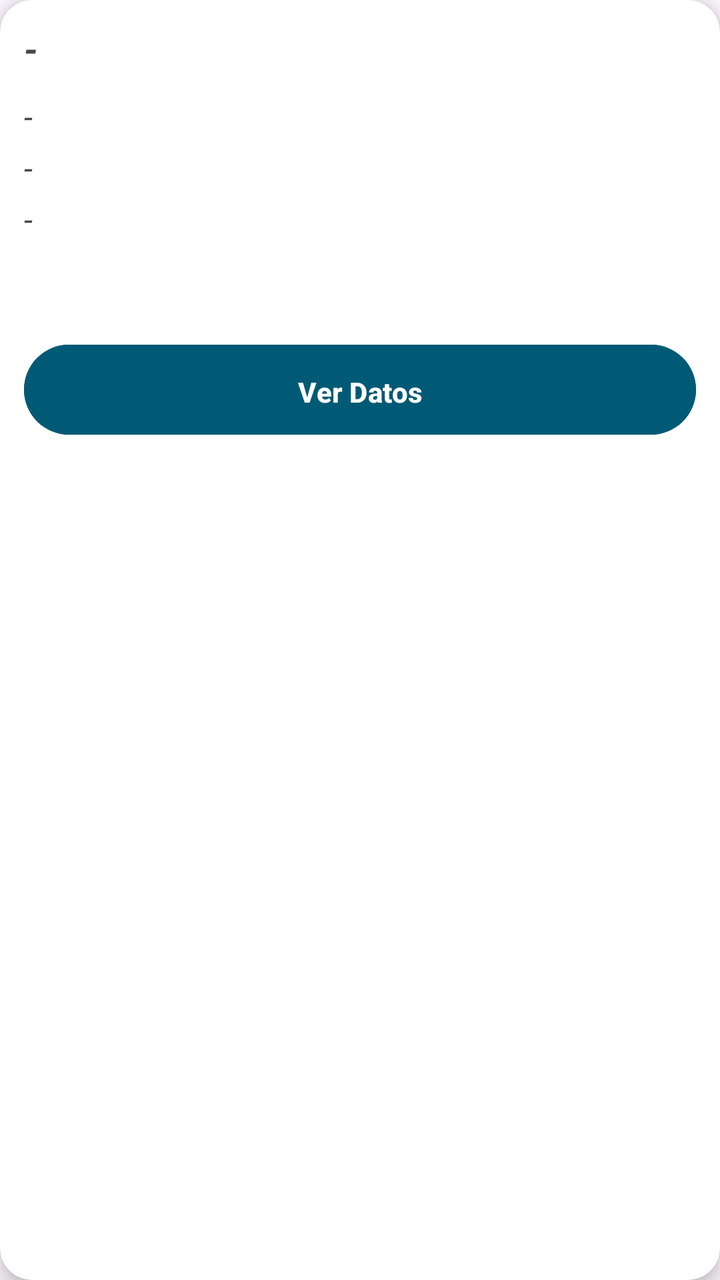
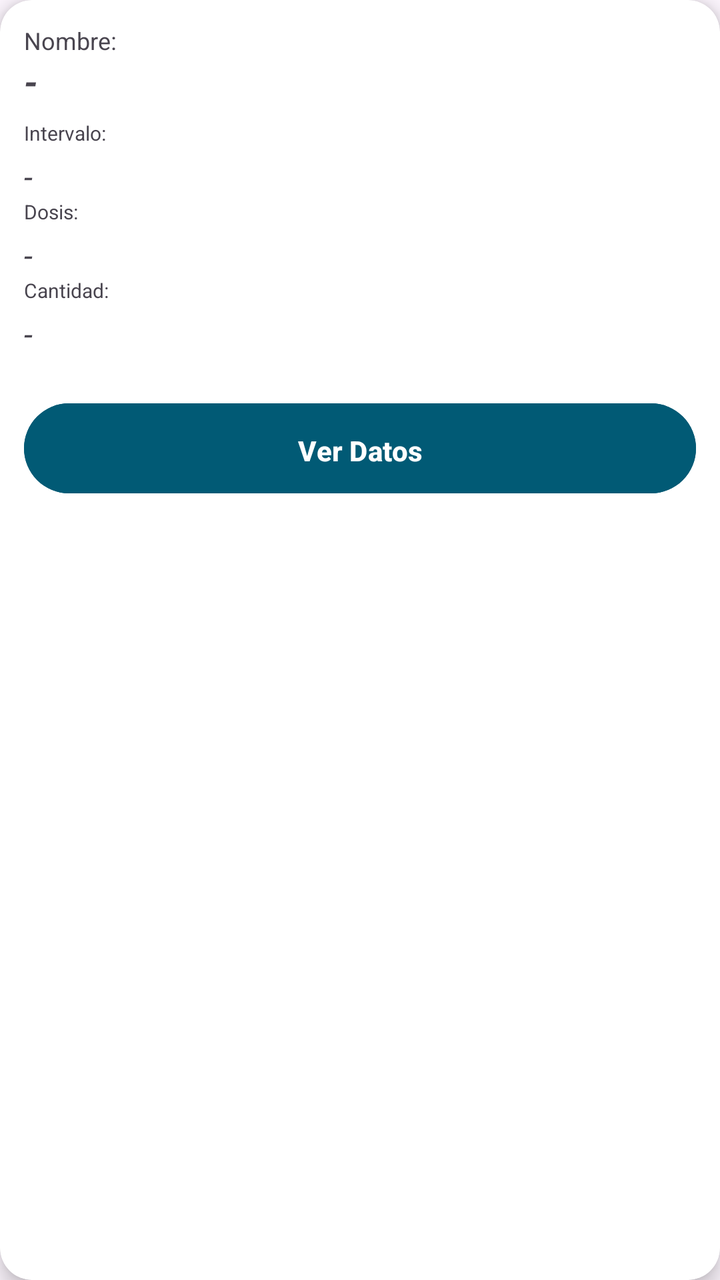

An Android layout rendered at two revisions. The XML below is the earlier revision; the diff shows what the commit changed to produce the second picture.
<!-- AndroidManifest.xml: application theme Theme.MobilesVC -->
<!-- res/layout/card_medicamento.xml -->
<?xml version="1.0" encoding="utf-8"?>
<androidx.cardview.widget.CardView xmlns:android="http://schemas.android.com/apk/res/android"
    xmlns:app="http://schemas.android.com/apk/res-auto"
    android:layout_width="match_parent"
    android:layout_height="wrap_content"
    android:layout_margin="8dp"
    app:cardBackgroundColor="@color/white"
    app:cardCornerRadius="16dp"
    app:cardElevation="6dp">

    <LinearLayout
        android:layout_width="match_parent"
        android:layout_height="232dp"
        android:orientation="vertical"
        android:padding="12dp">

        <TextView
            android:id="@+id/vNombreMedCard"
            android:layout_width="wrap_content"
            android:layout_height="wrap_content"
            android:text="-"
            android:textSize="18sp"
            android:textStyle="bold|italic" />

        <View
            android:id="@+id/view"
            android:layout_width="match_parent"
            android:layout_height="1dp"
            android:layout_marginTop="6dp" />

        <TextView
            android:id="@+id/vIntervaloMedCard"
            android:layout_width="wrap_content"
            android:layout_height="wrap_content"
            android:layout_marginTop="4dp"
            android:text="-"
            android:textSize="16sp"
            android:textStyle="italic" />

        <TextView
            android:id="@+id/vDosisMedCard"
            android:layout_width="wrap_content"
            android:layout_height="wrap_content"
            android:layout_marginTop="4dp"
            android:text="-"
            android:textSize="16sp"
            android:textStyle="italic" />

        <TextView
            android:id="@+id/vCantidadMedCard"
            android:layout_width="wrap_content"
            android:layout_height="wrap_content"
            android:layout_marginTop="4dp"
            android:text="-"
            android:textSize="16sp"
            android:textStyle="italic" />

        <Button
            android:id="@+id/vToMedicamento"
            android:layout_width="match_parent"
            android:layout_height="53dp"
            android:layout_marginTop="48dp"
            android:layout_marginBottom="108dp"
            android:backgroundTint="#015A75"
            android:paddingVertical="14dp"
            android:text="Ver Datos"
            android:textStyle="bold"
            app:layout_constraintBottom_toBottomOf="parent"
            app:layout_constraintEnd_toEndOf="parent"
            app:layout_constraintHorizontal_bias="0.243"
            app:layout_constraintStart_toStartOf="parent"
            app:layout_constraintTop_toBottomOf="@+id/etClave" />

    </LinearLayout>

</androidx.cardview.widget.CardView>
<!-- resources referenced by this layout -->
<resources>
  <color name="white">#FFFFFFFF</color>
  <style name="Theme.MobilesVC" parent="Base.Theme.MobilesVC" />
  <style name="Base.Theme.MobilesVC" parent="Theme.Material3.DayNight.NoActionBar">
          
          
      </style>
</resources>

<!-- the commit's change to res/layout/card_medicamento.xml (unified diff, before → after) -->
@@ -10,9 +10,16 @@
 
     <LinearLayout
         android:layout_width="match_parent"
-        android:layout_height="232dp"
+        android:layout_height="match_parent"
         android:orientation="vertical"
         android:padding="12dp">
+
+        <TextView
+            android:id="@+id/textView33"
+            android:layout_width="match_parent"
+            android:layout_height="wrap_content"
+            android:text="Nombre:"
+            android:textSize="12sp" />
 
         <TextView
             android:id="@+id/vNombreMedCard"
@@ -29,6 +36,13 @@
             android:layout_marginTop="6dp" />
 
         <TextView
+            android:id="@+id/textView31"
+            android:layout_width="match_parent"
+            android:layout_height="wrap_content"
+            android:text="Intervalo:"
+            android:textSize="10sp" />
+
+        <TextView
             android:id="@+id/vIntervaloMedCard"
             android:layout_width="wrap_content"
             android:layout_height="wrap_content"
@@ -38,6 +52,13 @@
             android:textStyle="italic" />
 
         <TextView
+            android:id="@+id/textView32"
+            android:layout_width="match_parent"
+            android:layout_height="wrap_content"
+            android:text="Dosis:"
+            android:textSize="10sp" />
+
+        <TextView
             android:id="@+id/vDosisMedCard"
             android:layout_width="wrap_content"
             android:layout_height="wrap_content"
@@ -45,6 +66,13 @@
             android:text="-"
             android:textSize="16sp"
             android:textStyle="italic" />
+
+        <TextView
+            android:id="@+id/textView34"
+            android:layout_width="match_parent"
+            android:layout_height="wrap_content"
+            android:text="Cantidad:"
+            android:textSize="10sp" />
 
         <TextView
             android:id="@+id/vCantidadMedCard"
@@ -59,8 +87,7 @@
             android:id="@+id/vToMedicamento"
             android:layout_width="match_parent"
             android:layout_height="53dp"
-            android:layout_marginTop="48dp"
-            android:layout_marginBottom="108dp"
+            android:layout_marginTop="20dp"
             android:backgroundTint="#015A75"
             android:paddingVertical="14dp"
             android:text="Ver Datos"
